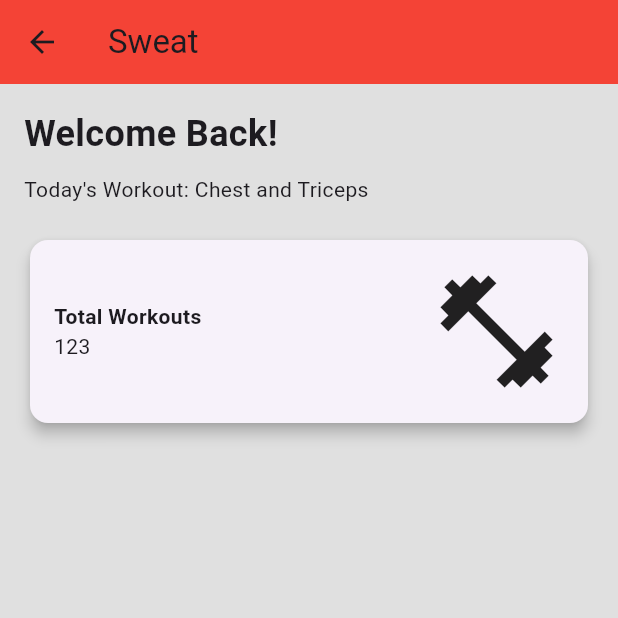
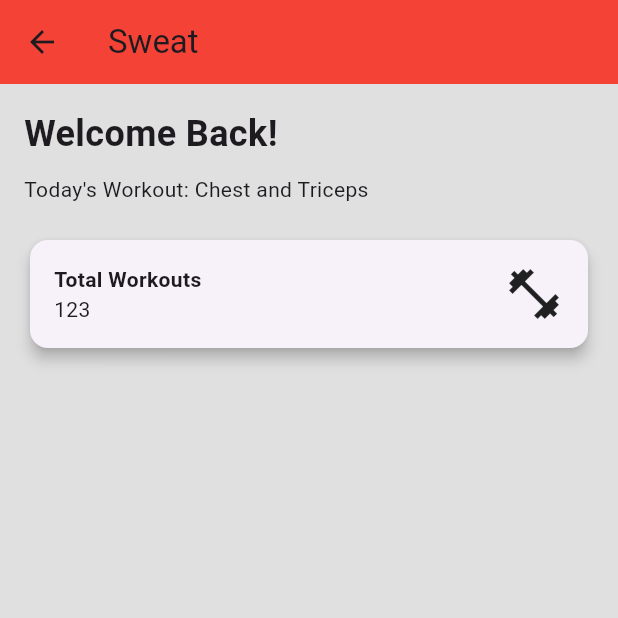
Before and after one commit to Adarsha5421/Sweat_fitness_mobiles, a Flutter app: the HomePage screen opened directly, on a phone screen of 412 x 824 dp, the top half of it. Run offline on Flutter 3.47's test engine with Material 3 defaults, Android fonts, the phone set to English and light mode, and no system bars; our stand-ins replace bloc, dartz, dio, equatable, flutter_bloc, flutter_spinkit and 9 more; accounts and stored records are empty; network calls fail; Roboto replaces fonts that are missing (Montserrat Regular).

Commit message:
icon size

```diff
--- a/lib/view/homepage_view.dart
+++ b/lib/view/homepage_view.dart
@@ -35,7 +35,7 @@ class HomePage extends StatelessWidget {
                         Text("123"),
                       ],
                     ),
-                    Icon(Icons.fitness_center, size: 90),
+                    Icon(Icons.fitness_center, size: 40),
                   ],
                 ),
               ),
```
